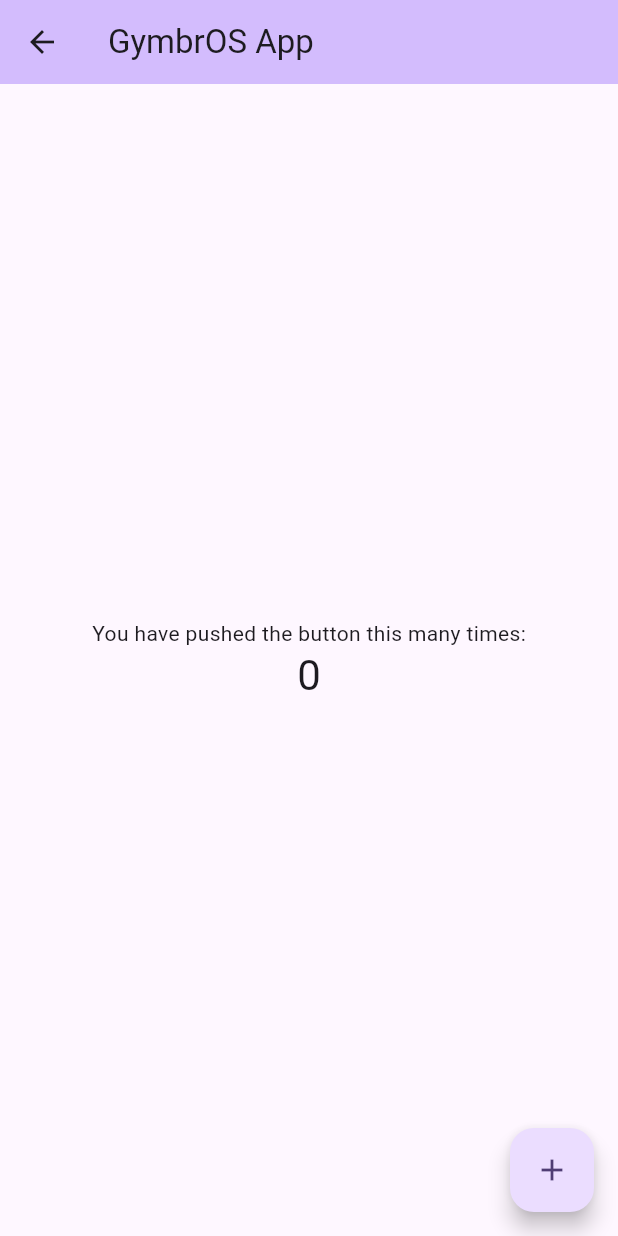
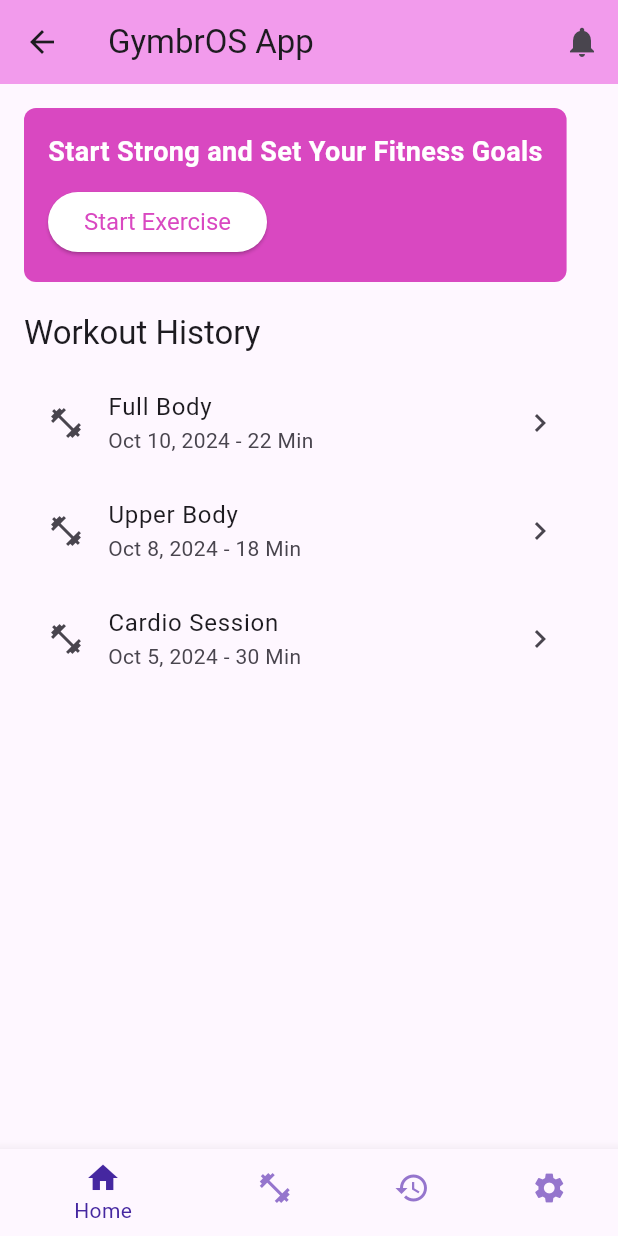
Before and after one commit to Roowka/GymbrOS, a Flutter app: the screen it shows after launch, after a tap on "Login", on a phone screen of 412 x 824 dp. Run offline on Flutter 3.47's test engine with Material 3 defaults, Android fonts, the light colour scheme and no system bars; our stand-ins replace sqflite; accounts and stored records are empty.

Commit message:
build: creation de la page home et d'exercice

```diff
--- a/lib/src/home.dart
+++ b/lib/src/home.dart
@@ -1,8 +1,9 @@
 import 'package:flutter/material.dart';
+import 'package:gymbros/src/shared/utils/constants.dart';
+import 'package:gymbros/src/shared/widget/custom_history_title.dart';
 
 class MyHomePage extends StatefulWidget {
   const MyHomePage({super.key, required this.title});
-
   final String title;
 
   @override
@@ -10,40 +11,77 @@ class MyHomePage extends StatefulWidget {
 }
 
 class _MyHomePageState extends State<MyHomePage> {
-  int _counter = 0;
-
-  void _incrementCounter() {
-    setState(() {
-      _counter++;
-    });
-  }
-
   @override
   Widget build(BuildContext context) {
     return Scaffold(
       appBar: AppBar(
-        backgroundColor: Theme.of(context).colorScheme.inversePrimary,
+        backgroundColor: AppColors.secondaryColor,
         title: Text(widget.title),
+        actions: [
+          IconButton(
+            icon: Icon(Icons.notifications),
+            onPressed: () {},
+          ),
+        ],
       ),
-      body: Center(
+      body: SingleChildScrollView(
+        padding: const EdgeInsets.all(16),
         child: Column(
-          mainAxisAlignment: MainAxisAlignment.center,
-          children: <Widget>[
-            const Text(
-              'You have pushed the button this many times:',
+          crossAxisAlignment: CrossAxisAlignment.start,
+          children: [
+            Container(
+              margin: const EdgeInsets.only(bottom: 20),
+              padding: const EdgeInsets.all(16),
+              decoration: BoxDecoration(
+                color: AppColors.primaryColor,
+                borderRadius: BorderRadius.circular(8),
+              ),
+              child: Column(
+                crossAxisAlignment: CrossAxisAlignment.start,
+                children: [
+                  const Text(
+                    'Start Strong and Set Your Fitness Goals',
+                    style: TextStyle(
+                        color: Colors.white,
+                        fontSize: 18,
+                        fontWeight: FontWeight.bold),
+                  ),
+                  SizedBox(height: 10),
+                  ElevatedButton(
+                    onPressed: () {
+                      // Handle start exercise
+                    },
+                    child: Text('Start Exercise'),
+                    style: ElevatedButton.styleFrom(
+                      foregroundColor: AppColors.primaryColor,
+                      backgroundColor: Colors.white, // Button text color
+                      textStyle: TextStyle(fontSize: 16),
+                    ),
+                  ),
+                ],
+              ),
             ),
-            Text(
-              '$_counter',
-              style: Theme.of(context).textTheme.headlineMedium,
+            Text('Workout History',
+                style: Theme.of(context).textTheme.titleLarge),
+            SizedBox(height: 10),
+            const CustomHistoryTitle(
+              workoutDate: 'Oct 10, 2024',
+              workoutType: 'Full Body',
+              workoutDuration: '22 Min',
+            ),
+            const CustomHistoryTitle(
+              workoutDate: 'Oct 8, 2024',
+              workoutType: 'Upper Body',
+              workoutDuration: '18 Min',
+            ),
+            const CustomHistoryTitle(
+              workoutDate: 'Oct 5, 2024',
+              workoutType: 'Cardio Session',
+              workoutDuration: '30 Min',
             ),
           ],
         ),
       ),
-      floatingActionButton: FloatingActionButton(
-        onPressed: _incrementCounter,
-        tooltip: 'Increment',
-        child: const Icon(Icons.add),
-      ), // This trailing comma makes auto-formatting nicer for build methods.
     );
   }
 }
--- a/lib/src/layout.dart
+++ b/lib/src/layout.dart
@@ -2,6 +2,13 @@ import 'package:flutter/material.dart';
 import 'package:gymbros/src/features/auth/page/login_page.dart';
 import 'package:gymbros/src/features/auth/page/signup_page.dart';
 import 'package:gymbros/src/home.dart';
+import 'package:gymbros/src/features/program/page/program_page.dart';
+import 'package:gymbros/src/features/session/page/session_page.dart';
+import 'package:gymbros/src/features/settings/page/settings_page.dart';
+
+void main() {
+  runApp(const MyApp());
+}
 
 class MyApp extends StatelessWidget {
   const MyApp({super.key});
@@ -14,18 +21,76 @@ class MyApp extends StatelessWidget {
         colorScheme: ColorScheme.fromSeed(seedColor: Colors.deepPurple),
         useMaterial3: true,
       ),
-      initialRoute: '/login',
+      home: LoginPage(),
       routes: {
         '/login': (context) => LoginPage(),
         '/signup': (context) => SignUpPage(),
-        '/home': (context) => const MyHomePage(title: 'GymbrOS App'),
+        '/home': (context) => const MainNavigation(),
       },
       onUnknownRoute: (settings) {
         return MaterialPageRoute(
-            builder: (context) => const Scaffold(
-                  body: Center(child: Text('Page Not Found')),
-                ));
+          builder: (context) => const Scaffold(
+            body: Center(child: Text('Page Not Found')),
+          ),
+        );
       },
     );
   }
 }
+
+class MainNavigation extends StatefulWidget {
+  const MainNavigation({super.key});
+
+  @override
+  _MainNavigationState createState() => _MainNavigationState();
+}
+
+class _MainNavigationState extends State<MainNavigation> {
+  int _selectedIndex = 0;
+
+  // Liste des widgets pour chaque onglet
+  static const List<Widget> _pages = <Widget>[
+    MyHomePage(title: 'GymbrOS App'), // Page d'accueil
+    ProgramPage(), // Page des programmes
+    SessionPage(), // Page des sessions
+    SettingsPage(), // Paramètres
+  ];
+
+  void _onItemTapped(int index) {
+    setState(() {
+      _selectedIndex = index;
+    });
+  }
+
+  @override
+  Widget build(BuildContext context) {
+    return Scaffold(
+      body: _pages[_selectedIndex], // Affiche la page sélectionnée
+      bottomNavigationBar: BottomNavigationBar(
+        items: const <BottomNavigationBarItem>[
+          BottomNavigationBarItem(
+            icon: Icon(Icons.home),
+            label: 'Home',
+          ),
+          BottomNavigationBarItem(
+            icon: Icon(Icons.fitness_center),
+            label: 'Programs',
+          ),
+          BottomNavigationBarItem(
+            icon: Icon(Icons.history),
+            label: 'Sessions',
+          ),
+          BottomNavigationBarItem(
+            icon: Icon(Icons.settings),
+            label: 'Settings',
+          ),
+        ],
+        currentIndex: _selectedIndex,
+        selectedItemColor: Colors.deepPurple[800],
+        unselectedItemColor: Colors.deepPurple[300],
+        onTap: _onItemTapped,
+        backgroundColor: Colors.white, // Couleur de fond du Tab Navigator
+      ),
+    );
+  }
+}
--- /dev/null
+++ b/lib/src/shared/widget/custom_history_title.dart
@@ -0,0 +1,27 @@
+import 'package:flutter/material.dart';
+
+class CustomHistoryTitle extends StatelessWidget {
+  final String workoutDate;
+  final String workoutType;
+  final String workoutDuration;
+
+  const CustomHistoryTitle({
+    Key? key,
+    required this.workoutDate,
+    required this.workoutType,
+    required this.workoutDuration,
+  }) : super(key: key);
+
+  @override
+  Widget build(BuildContext context) {
+    return ListTile(
+      leading: Icon(Icons.fitness_center), // Example icon, adjust as necessary
+      title: Text(workoutType),
+      subtitle: Text('$workoutDate - $workoutDuration'),
+      trailing: Icon(Icons.chevron_right),
+      onTap: () {
+        // Handle onTap for more details or actions
+      },
+    );
+  }
+}
```
Also changed, not shown: lib/src/features/program/page/program_page.dart (added, +170 -0 lines), lib/src/features/session/page/session_page.dart (+15 -0 lines), lib/src/features/settings/page/settings_page.dart (+15 -0 lines), lib/src/features/program/page/program_create_page.dart (deleted), lib/src/features/program/page/program_detail_page.dart (deleted), lib/src/features/program/page/program_list_page.dart (deleted), lib/src/features/program/page/program_summary_page.dart (deleted), lib/src/features/session/encouragement_audio.dart (deleted), lib/src/features/session/page/comment_widget.dart (deleted), lib/src/features/session/page/timer_widget.dart (deleted), 1 other file.
